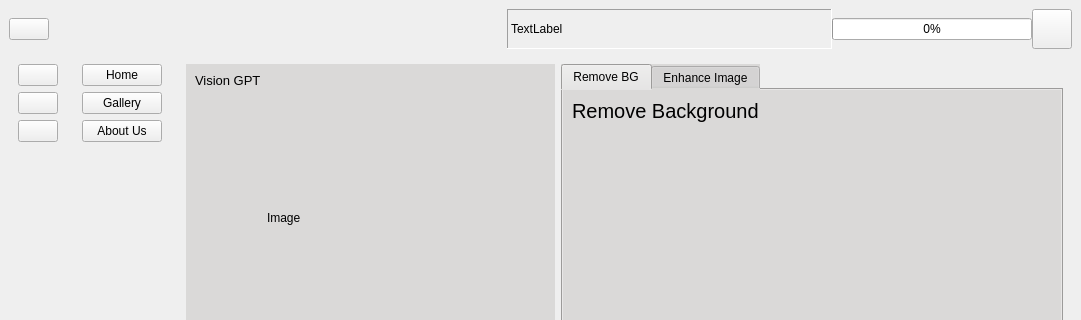
Old version of the form visionPerfect.ui in the repository Supremoz/VIsion-perfect; both pictures show x 0 to 1081 and y 0 to 320 of the 1081 by 759 pixel window.
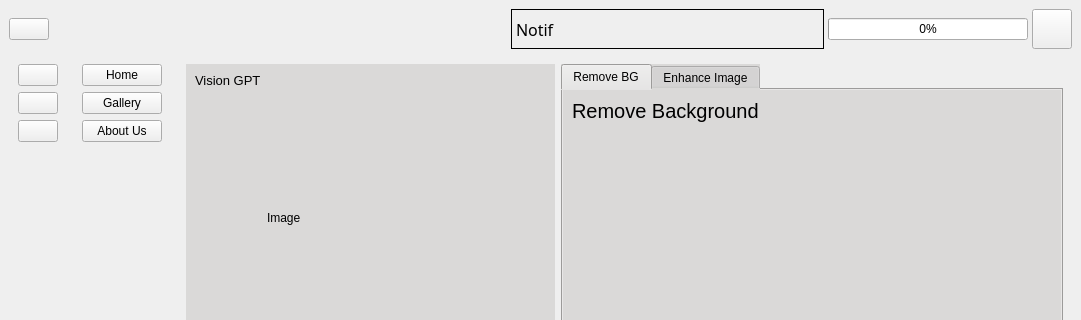
New version of the form. The open tabs and pages were chosen to show the change. Icons and pictures are not drawn.

Commit message: notif hide-show

The edit to the form file:
```diff
--- a/visionPerfect.ui
+++ b/visionPerfect.ui
@@ -46,8 +46,11 @@
        <property name="bottomMargin">
         <number>0</number>
        </property>
-       <property name="spacing">
-        <number>0</number>
+       <property name="horizontalSpacing">
+        <number>4</number>
+       </property>
+       <property name="verticalSpacing">
+        <number>7</number>
        </property>
        <item row="0" column="0">
         <widget class="QPushButton" name="change_btn">
@@ -102,14 +105,21 @@
            <height>60</height>
           </size>
          </property>
+         <property name="font">
+          <font>
+           <family>Microsoft New Tai Lue</family>
+           <pointsize>12</pointsize>
+           <italic>false</italic>
+          </font>
+         </property>
          <property name="frameShape">
           <enum>QFrame::Panel</enum>
          </property>
          <property name="frameShadow">
-          <enum>QFrame::Sunken</enum>
+          <enum>QFrame::Plain</enum>
          </property>
          <property name="text">
-          <string>TextLabel</string>
+          <string>Notif</string>
          </property>
         </widget>
        </item>
```
Left out of the diff: 29 changed lines with no effect on the pictures. The commit also changes 3 other files.
